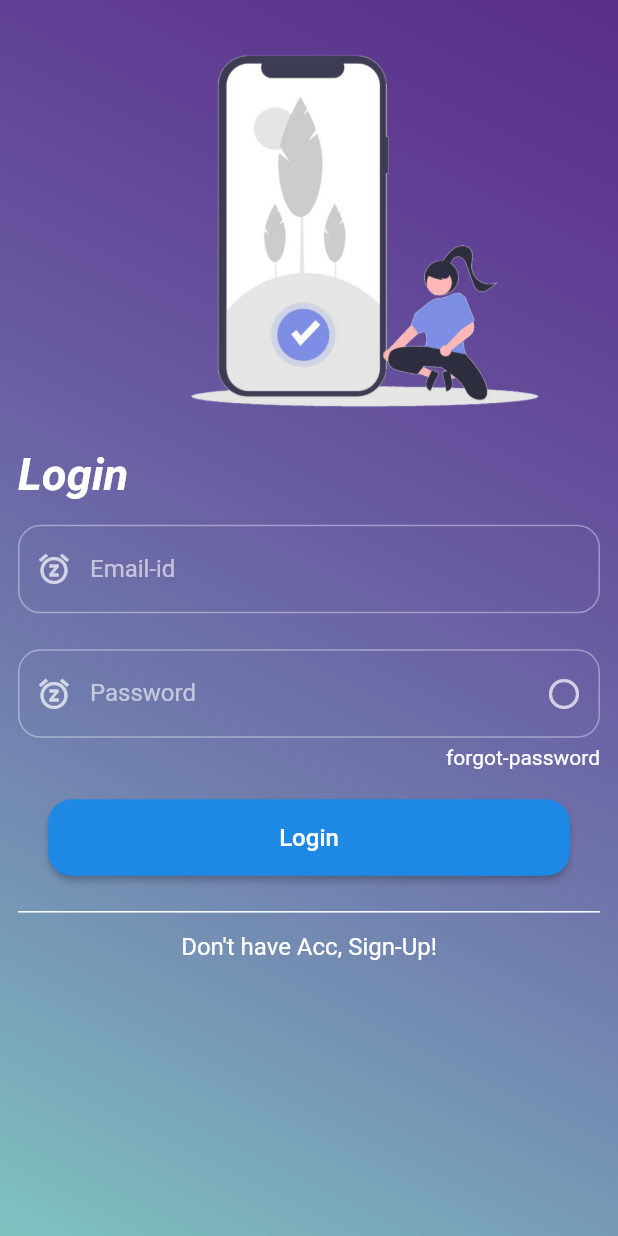
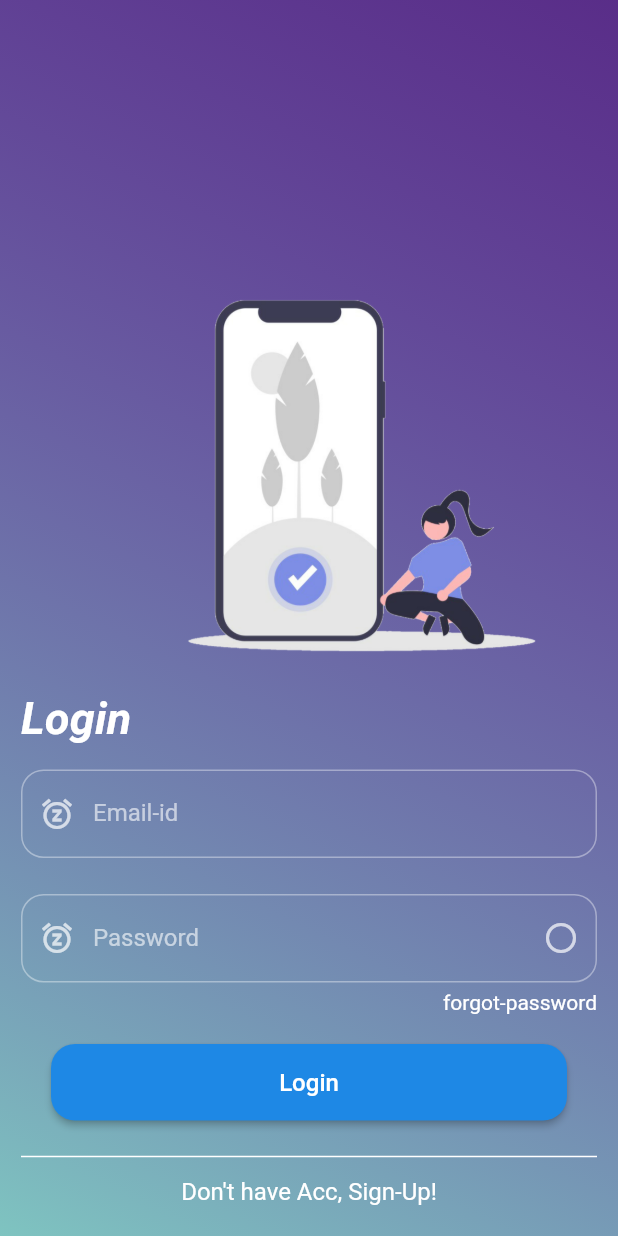
Before and after one commit to codec-akash/taskBudApp, a Flutter app: the screen it shows after launch, on a phone screen of 412 x 824 dp. Run offline on Flutter 3.47's test engine with Material 2 defaults, Android fonts, the phone set to English and light mode, and no system bars; our stand-ins replace shared_preferences; accounts and stored records are empty.

Commit message:
ThemeNotifier Provider improved

```diff
--- a/lib/api/api_call.dart
+++ b/lib/api/api_call.dart
@@ -30,7 +30,6 @@ class ApiCall {
         headers: {"Content-Type": "application/json"},
         body: json.encode(payload),
       );
-      print("objectAPI");
       print(uriResponse.body);
       return ApiResponseHandler.output(uriResponse);
     } catch (error) {
--- a/lib/main.dart
+++ b/lib/main.dart
@@ -14,33 +14,30 @@ void main() => runApp(MyApp());
 class MyApp extends StatelessWidget {
   @override
   Widget build(BuildContext context) {
-    return ChangeNotifierProvider(
-      create: (_) => ThemeNotifier(),
-      child: Consumer<ThemeNotifier>(builder: (context, notifier, child) {
     return MultiProvider(
       providers: [
         ChangeNotifierProvider.value(
           value: Auth(),
         ),
+        ChangeNotifierProvider.value(
+          value: ThemeNotifier(),
+        ),
       ],
-          child: Consumer<Auth>(
-            builder: (ctx, auth, _) => MaterialApp(
+      child: Consumer2<Auth, ThemeNotifier>(
+        builder: (ctx, auth, theme, _) => MaterialApp(
           title: "Task Bud",
-              theme: notifier.darkTheme ? dark : light,
+          theme: theme.darkTheme ? dark : light,
           home: auth.isAuth
               ? HomePage()
               : FutureBuilder(
                   future: auth.tryAutoLogin(),
                   builder: (ctx, authSnapShot) =>
-                          authSnapShot.connectionState ==
-                                  ConnectionState.waiting
+                      authSnapShot.connectionState == ConnectionState.waiting
                           ? SplashScreen()
                           : LoginPage(),
                 ),
         ),
       ),
     );
-      }),
-    );
   }
 }
--- a/lib/pages/login_page.dart
+++ b/lib/pages/login_page.dart
@@ -65,6 +65,9 @@ class _LoginPageState extends State<LoginPage> {
             'Could not authenticate you. Please try again later.';
         _showErrorDialog(errorMessage);
       }
+      setState(() {
+        isLoading = false;
+      });
     } else {
       print("invalid");
     }
@@ -75,8 +78,9 @@ class _LoginPageState extends State<LoginPage> {
     return SafeArea(
       child: Scaffold(
         body: Container(
+          alignment: Alignment.bottomCenter,
           height: double.infinity,
-          padding: EdgeInsets.symmetric(vertical: 10.0, horizontal: 12.0),
+          padding: EdgeInsets.symmetric(vertical: 20.0, horizontal: 14.0),
           decoration: BoxDecoration(
             gradient: backgroundGradient,
           ),
@@ -144,7 +148,7 @@ class _LoginPageState extends State<LoginPage> {
                       labelText: 'Password',
                       labelStyle: hintStyle,
                     ),
-                    obscureText: showPassword,
+                    obscureText: !showPassword,
                     keyboardType: TextInputType.text,
                     validator: (value) {
                       if (value.isEmpty || value.length < 6) {
@@ -154,9 +158,6 @@ class _LoginPageState extends State<LoginPage> {
                     },
                     onChanged: (newValue) {
                       _userPassword = newValue;
-                      print("object");
-                      print(newValue);
-                      print(_userPassword);
                     },
                   ),
                   SizedBox(
@@ -169,7 +170,9 @@ class _LoginPageState extends State<LoginPage> {
                   SizedBox(
                     height: 20,
                   ),
-                  Container(
+                  isLoading
+                      ? Center(child: Text("Loggin IN"))
+                      : Container(
                           padding: EdgeInsets.symmetric(horizontal: 20.0),
                           width: double.infinity,
                           child: RaisedButton(
```
Also changed, not shown: lib/pages/home_page.dart (+34 -0 lines), lib/providers/auth.dart (+7 -1 lines). Lines whose indentation alone changed are shown as unchanged.
